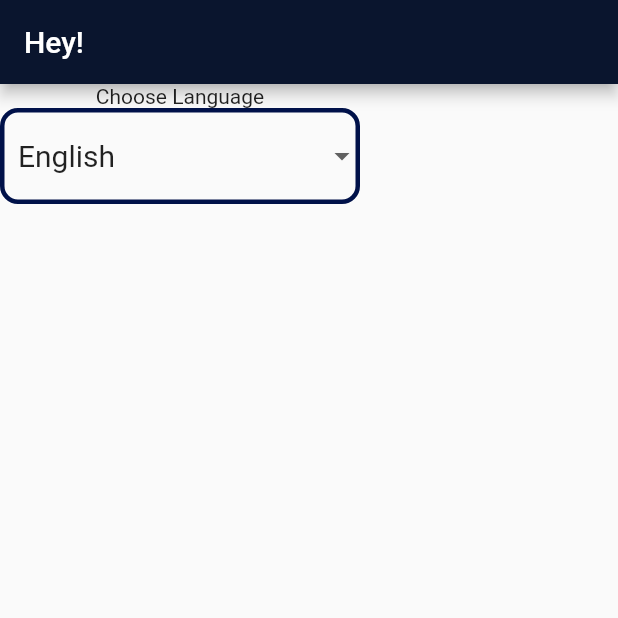
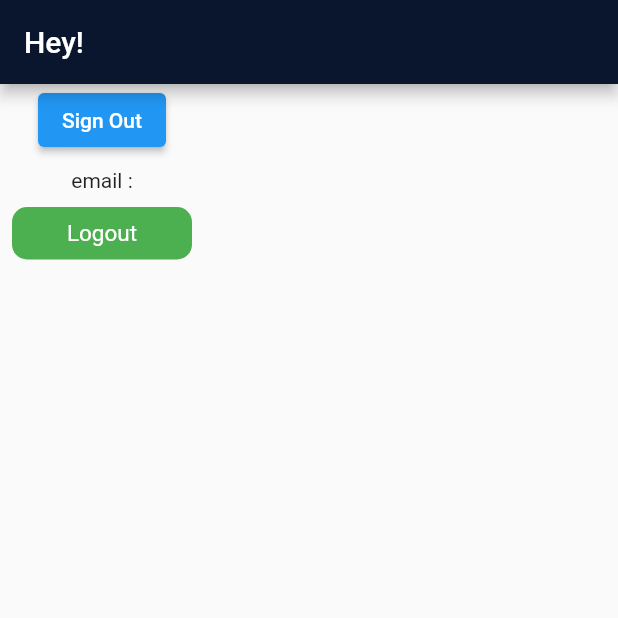
Before and after one commit to nandhakumar-c/bookmyshow, a Flutter app: the ProfilePage screen opened directly, on a phone screen of 412 x 824 dp, the top half of it. Run offline on Flutter 3.47's test engine with Material 2 defaults, Android fonts, the phone set to English and light mode, and no system bars; drawn by our look-alikes of overlay_support; our stand-ins replace bloc, connectivity_plus, firebase_auth, firebase_core, firebase_messaging, flutter_bloc and 6 more; missing offline and left inert: tmdb_api; accounts and stored records are empty.

Commit message:
commit 19

```diff
--- /dev/null
+++ b/lib/cubit/google_sign_in/cubit/google_sign_in_cubit.dart
@@ -0,0 +1,38 @@
+import 'package:bloc/bloc.dart';
+import 'package:firebase_auth/firebase_auth.dart';
+import 'package:google_sign_in/google_sign_in.dart';
+import 'package:meta/meta.dart';
+
+part 'google_sign_in_state.dart';
+
+class GoogleSignInCubit extends Cubit<GoogleSignInState> {
+  GoogleSignInCubit() : super(GoogleSignInInitial());
+  final googleSignin = GoogleSignIn();
+
+  GoogleSignInAccount? _user;
+
+  GoogleSignInAccount get useraccount => _user!;
+
+  Future signInWithGoogle() async {
+    final googleUser = await googleSignin.signIn();
+
+    if (googleUser == null) {
+      return;
+    }
+
+    _user = googleUser;
+
+    final googleAuthentication = await googleUser.authentication;
+
+    final credential = GoogleAuthProvider.credential(
+        idToken: googleAuthentication.idToken,
+        accessToken: googleAuthentication.accessToken);
+
+    await FirebaseAuth.instance.signInWithCredential(credential);
+  }
+
+  Future signOutWithGoogle() async {
+    final googleUser = await googleSignin.signOut();
+    _user = googleUser;
+  }
+}
--- /dev/null
+++ b/lib/cubit/google_sign_in/cubit/google_sign_in_state.dart
@@ -0,0 +1,6 @@
+part of 'google_sign_in_cubit.dart';
+
+@immutable
+abstract class GoogleSignInState {}
+
+class GoogleSignInInitial extends GoogleSignInState {}
--- a/lib/loginpage/splashscreen.dart
+++ b/lib/loginpage/splashscreen.dart
@@ -1,6 +1,7 @@
 import 'dart:async';
 import 'package:bookmyshow/bottomnavigation/bottomnavigator.dart';
 import 'package:bookmyshow/loginpage/nointernet.dart';
+import 'package:bookmyshow/loginpagevalidation/home_page.dart';
 import 'package:bookmyshow/widgets/testing.dart';
 import 'package:connectivity_plus/connectivity_plus.dart';
 import 'package:flutter/cupertino.dart';
@@ -32,8 +33,8 @@ class _SplashScreenState extends State<SplashScreen> {
         if (hasInternet) {
           Timer(
               Duration(seconds: 3),
-              () => Navigator.pushReplacement(
-                  context, MaterialPageRoute(builder: (context) => MyApp())));
+              () => Navigator.pushReplacement(context,
+                  MaterialPageRoute(builder: (context) => HomePage())));
         } else {
           Timer(
               Duration(seconds: 3),
--- a/lib/profilepage/profilepage.dart
+++ b/lib/profilepage/profilepage.dart
@@ -1,20 +1,17 @@
+import 'package:firebase_auth/firebase_auth.dart';
 import 'package:flutter/material.dart';
+import 'package:flutter_bloc/flutter_bloc.dart';
 import 'package:get/get.dart';
 import 'package:google_sign_in/google_sign_in.dart';
 
+import '../cubit/google_sign_in/cubit/google_sign_in_cubit.dart';
+
 class ProfilePage extends StatefulWidget {
-  Rx<GoogleSignInAccount?>? data;
-  // ProfilePage({Key? key, this.data}) : super(key: key);
-
   @override
   State<ProfilePage> createState() => _ProfilePageState();
 }
 
 class _ProfilePageState extends State<ProfilePage> {
-  List<String> items = ['English', 'Tamil', 'Hindi'];
-  String? selectedItem = 'English';
-  Rx<GoogleSignInAccount?>? data;
-  // _ProfilePageState(this.data);
   @override
   Widget build(BuildContext context) {
     return Scaffold(
@@ -29,36 +26,62 @@ class _ProfilePageState extends State<ProfilePage> {
             ],
           ),
         ),
-        body: Container(
+        body: StreamBuilder(
+            stream: FirebaseAuth.instance.authStateChanges(),
+            builder: (context, snapshot) {
+              if (snapshot.connectionState == ConnectionState.waiting) {
+                return Center(
+                  child: CircularProgressIndicator(),
+                );
+              } else if (snapshot.hasData) {
+                return signedInScreen(context);
+              } else if (snapshot.hasError)
+                return Center(child: Text("Oops ! Something went wrong"));
+              else {
+                return Center(
+                  child: Text("Nothing"),
+                );
+              }
+            }));
+  }
+
+  Container signedInScreen(BuildContext context) {
+    return Container(
       child: Column(
         children: [
-              Text("Choose Language"),
+          ElevatedButton(
+              onPressed: () {
+                final provider =
+                    BlocProvider.of<GoogleSignInCubit>(context, listen: false);
+                provider.signOutWithGoogle();
+                FirebaseAuth.instance.signOut();
+              },
+              child: Text("Sign Out")),
+          Padding(
+              padding: const EdgeInsets.all(8.0),
+              child: Column(
+                  mainAxisAlignment: MainAxisAlignment.center,
+                  children: [
+                    Text("email :${FirebaseAuth.instance.currentUser!.email}"),
                     SizedBox(
-                width: 240,
+                      height: 10,
+                    ),
+                    Container(
+                      width: 120,
+                      height: 35,
+                      decoration: BoxDecoration(
+                          color: Colors.green,
+                          borderRadius: BorderRadius.circular(10)),
                       child: Center(
-                    child: DropdownButtonFormField<String>(
-                  decoration: InputDecoration(
-                    enabledBorder: OutlineInputBorder(
-                        borderRadius: BorderRadius.circular(12),
-                        borderSide: BorderSide(
-                            width: 3, color: Color.fromARGB(255, 0, 17, 73))),
+                        child: Text(
+                          "Logout",
+                          style: TextStyle(fontSize: 15, color: Colors.white),
                         ),
-                  value: selectedItem,
-                  items: items
-                      .map((e) => DropdownMenuItem(
-                          value: e,
-                          child: Text(
-                            e,
-                            style: TextStyle(fontSize: 20),
-                          )))
-                      .toList(),
-                  onChanged: ((value) => setState(() {
-                        selectedItem = value;
-                      })),
-                )),
                       ),
+                    ),
+                  ])),
         ],
       ),
-        ));
+    );
   }
 }
--- a/pubspec.yaml
+++ b/pubspec.yaml
@@ -46,7 +46,7 @@ dependencies:
   google_sign_in: ^5.4.1
   get: ^4.6.5
   firebase_messaging:
-
+  flutter_bloc: ^8.1.1
   provider:
 
 dev_dependencies:
```
Also changed, not shown: lib/loginpage/loginpage.dart (+5 -13 lines), lib/loginpagevalidation/home_page.dart (+10 -12 lines), lib/main.dart (+10 -8 lines), pubspec.lock, 2 other files. Lines whose indentation alone changed are shown as unchanged.
